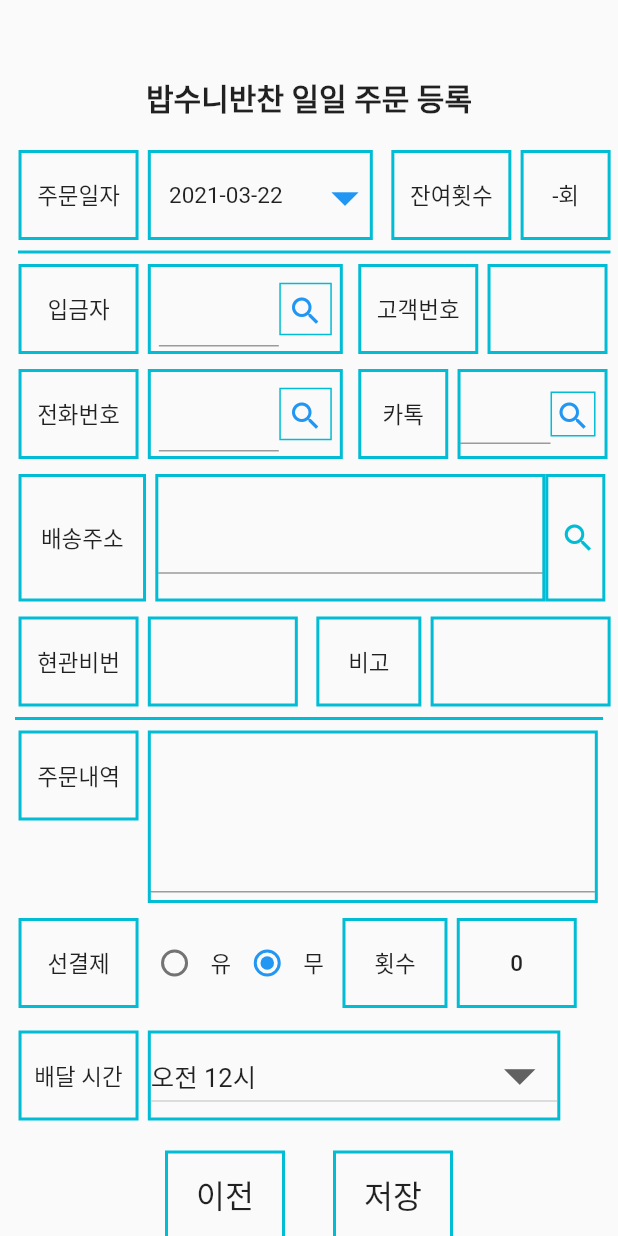
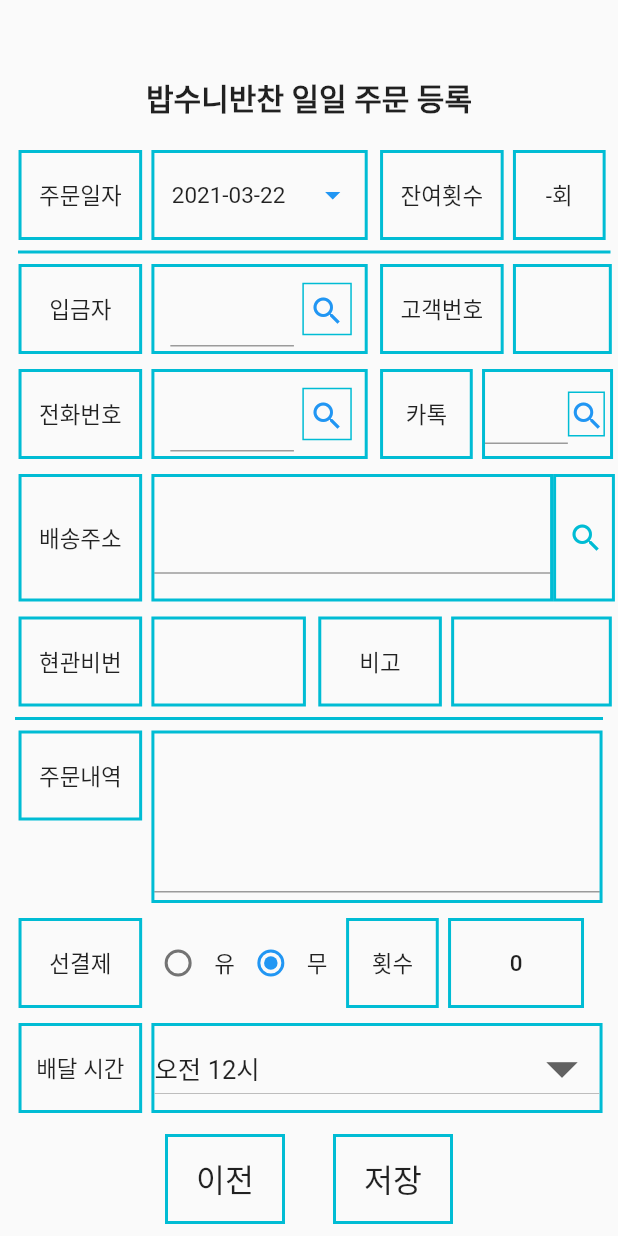
Before and after one commit to SeungGun/Babsooni, a Flutter app: the DailyOrderRegisterPage screen opened directly, on a phone screen of 412 x 824 dp. Run offline on Flutter 3.47's test engine with Material 2 defaults, Android fonts, the phone set to English and light mode, and no system bars; our stand-ins replace flutter_datetime_picker, pdf, printing, sqflite, table_calendar; missing offline and left inert: flutter_material_pickers; accounts and stored records are empty.

Commit message:
resize dailyorder page

```diff
--- a/lib/dailyorder_page.dart
+++ b/lib/dailyorder_page.dart
@@ -90,7 +90,7 @@ class _DailyOrderRegisterPageState extends State<DailyOrderRegisterPage> {
                   children: [
                     Padding(padding: EdgeInsets.only(left: size.width * 0.03)),
                     Container(
-                      width: 80,
+                      width: size.width * 0.2,
                       height: 60,
                       alignment: Alignment.center,
                       child: Text('주문일자'),
@@ -101,26 +101,25 @@ class _DailyOrderRegisterPageState extends State<DailyOrderRegisterPage> {
                       padding: EdgeInsets.only(left: size.width * 0.015),
                     ),
                     Container(
-                        width: 150,
+                        width: size.width * 0.35,
                         height: 60,
                         alignment: Alignment.center,
                         child: Row(
                           mainAxisAlignment: MainAxisAlignment.start,
                           children: [
                             Container(
-                              width: 100,
+                              width: size.width * 0.4 * 0.6,
                               height: 60,
                               alignment: Alignment.center,
                               child: Text(_selectedDate.trim()),
                             ),
                             Container(
-                              width: 30,
+                              width: size.width * 0.4 * 0.2,
                               height: 70,
                               child: IconButton(
                                   color: Colors.blue,
                                   icon: Icon(
                                     Icons.arrow_drop_down,
-                                    size: 43,
                                   ),
                                   onPressed: () {
                                     Future<DateTime> selectedDate =
@@ -156,10 +155,10 @@ class _DailyOrderRegisterPageState extends State<DailyOrderRegisterPage> {
                         decoration: BoxDecoration(
                             border: Border.all(width: 2, color: Colors.cyan))),
                     Padding(
-                      padding: EdgeInsets.only(left: size.width * 0.03),
+                      padding: EdgeInsets.only(left: size.width * 0.02),
                     ),
                     Container(
-                        width: 80,
+                        width: size.width * 0.2 ,
                         height: 60,
                         alignment: Alignment.center,
                         child: Text('잔여횟수'),
@@ -169,7 +168,7 @@ class _DailyOrderRegisterPageState extends State<DailyOrderRegisterPage> {
                       padding: EdgeInsets.only(left: size.width * 0.015),
                     ),
                     Container(
-                        width: 60,
+                        width: size.width * 0.15,
                         height: 60,
                         alignment: Alignment.center,
                         child: Text(
@@ -189,7 +188,7 @@ class _DailyOrderRegisterPageState extends State<DailyOrderRegisterPage> {
                   children: [
                     Padding(padding: EdgeInsets.only(left: size.width * 0.03)),
                     Container(
-                      width: 80,
+                      width: size.width * 0.2,
                       height: 60,
                       alignment: Alignment.center,
                       child: Text('입금자'),
@@ -200,7 +199,7 @@ class _DailyOrderRegisterPageState extends State<DailyOrderRegisterPage> {
                       padding: EdgeInsets.only(left: size.width * 0.015),
                     ),
                     Container(
-                        width: 130,
+                        width: size.width * 0.35,
                         height: 60,
                         alignment: Alignment.center,
                         child: Row(
@@ -208,7 +207,7 @@ class _DailyOrderRegisterPageState extends State<DailyOrderRegisterPage> {
                           children: [
                             Padding(padding: EdgeInsets.only(left: 5)),
                             Container(
-                              width: 80,
+                              width: size.width * 0.4 * 0.5,
                               height: 60,
                               alignment: Alignment.bottomCenter,
                               padding: EdgeInsets.only(bottom: 3),
@@ -218,7 +217,7 @@ class _DailyOrderRegisterPageState extends State<DailyOrderRegisterPage> {
                               ),
                             ),
                             Container(
-                                width: 35,
+                                width: size.width * 0.4 * 0.2,
                                 height: 35,
                                 alignment: Alignment.centerLeft,
                                 child: IconButton(
@@ -237,16 +236,16 @@ class _DailyOrderRegisterPageState extends State<DailyOrderRegisterPage> {
                                 decoration: BoxDecoration(
                                     border: Border.all(
                                         width: 1, color: Colors.cyan))),
-                            Padding(padding: EdgeInsets.only(right: 5))
+                            Padding(padding: EdgeInsets.only(right: 3))
                           ],
                         ),
                         decoration: BoxDecoration(
                             border: Border.all(width: 2, color: Colors.cyan))),
                     Padding(
-                      padding: EdgeInsets.only(left: size.width * 0.025),
+                      padding: EdgeInsets.only(left: size.width * 0.02),
                     ),
                     Container(
-                        width: 80,
+                        width: size.width * 0.2,
                         height: 60,
                         alignment: Alignment.center,
                         child: Text('고객번호'),
@@ -256,7 +255,7 @@ class _DailyOrderRegisterPageState extends State<DailyOrderRegisterPage> {
                       padding: EdgeInsets.only(left: size.width * 0.015),
                     ),
                     Container(
-                        width: 80,
+                        width: size.width * 0.16,
                         height: 60,
                         alignment: Alignment.center,
                         child: Text(initial_id),
@@ -270,7 +269,7 @@ class _DailyOrderRegisterPageState extends State<DailyOrderRegisterPage> {
                   children: [
                     Padding(padding: EdgeInsets.only(left: size.width * 0.03)),
                     Container(
-                      width: 80,
+                      width: size.width * 0.2,
                       height: 60,
                       alignment: Alignment.center,
                       child: Text('전화번호'),
@@ -279,7 +278,7 @@ class _DailyOrderRegisterPageState extends State<DailyOrderRegisterPage> {
                     ),
                     Padding(padding: EdgeInsets.only(left: size.width * 0.015)),
                     Container(
-                        width: 130,
+                        width: size.width * 0.35,
                         height: 60,
                         alignment: Alignment.center,
                         child: Row(
@@ -289,7 +288,7 @@ class _DailyOrderRegisterPageState extends State<DailyOrderRegisterPage> {
                             Container(
                                 alignment: Alignment.bottomCenter,
                                 padding: EdgeInsets.only(bottom: 3),
-                                width: 80,
+                                width: size.width * 0.4 * 0.5,
                                 height: 60,
                                 child: TextField(
                                   controller: _phoneStream,
@@ -298,7 +297,7 @@ class _DailyOrderRegisterPageState extends State<DailyOrderRegisterPage> {
                                   minLines: 1,
                                 )),
                             Container(
-                                width: 35,
+                                width: size.width * 0.4 * 0.2,
                                 height: 35,
                                 alignment: Alignment.centerLeft,
                                 child: IconButton(
@@ -317,14 +316,14 @@ class _DailyOrderRegisterPageState extends State<DailyOrderRegisterPage> {
                                 decoration: BoxDecoration(
                                     border: Border.all(
                                         width: 1, color: Colors.cyan))),
-                            Padding(padding: EdgeInsets.only(right: 5))
+                            Padding(padding: EdgeInsets.only(right: 3))
                           ],
                         ),
                         decoration: BoxDecoration(
                             border: Border.all(width: 2, color: Colors.cyan))),
-                    Padding(padding: EdgeInsets.only(left: size.width * 0.025)),
+                    Padding(padding: EdgeInsets.only(left: size.width * 0.02)),
                     Container(
-                        width: 60,
+                        width: size.width * 0.15,
                         height: 60,
                         alignment: Alignment.center,
                         child: Text('카톡'),
@@ -332,13 +331,13 @@ class _DailyOrderRegisterPageState extends State<DailyOrderRegisterPage> {
                             border: Border.all(width: 2, color: Colors.cyan))),
                     Padding(padding: EdgeInsets.only(left: size.width * 0.015)),
                     Container(
-                        width: 100,
+                        width: size.width * 0.212,
                         height: 60,
                         alignment: Alignment.center,
                         child: Row(
                           children: [
                             Container(
-                              width: 60,
+                              width: size.width * 0.2 * 0.67,
                               height: 60,
                               child: TextField(
                                 controller: _kakaoStream,
@@ -346,7 +345,7 @@ class _DailyOrderRegisterPageState extends State<DailyOrderRegisterPage> {
                               ),
                             ),
                             Container(
-                                width: 30,
+                                width: size.width * 0.2 * 0.3,
                                 height: 30,
                                 padding: EdgeInsets.only(bottom: 10),
                                 child: IconButton(
@@ -379,7 +378,7 @@ class _DailyOrderRegisterPageState extends State<DailyOrderRegisterPage> {
                   children: [
                     Padding(padding: EdgeInsets.only(left: size.width * 0.03)),
                     Container(
-                        width: 85,
+                        width: size.width * 0.2,
                         height: 85,
                         alignment: Alignment.center,
                         child: Text('배송주소'),
@@ -389,7 +388,7 @@ class _DailyOrderRegisterPageState extends State<DailyOrderRegisterPage> {
                     Row(
                       children: [
                         Container(
-                            width: 260,
+                            width: size.width * 0.65,
                             height: 85,
                             alignment: Alignment.center,
                             child: TextFormField(
@@ -402,7 +401,7 @@ class _DailyOrderRegisterPageState extends State<DailyOrderRegisterPage> {
                                 border:
                                     Border.all(width: 2, color: Colors.cyan))),
                         Container(
-                            width: 40,
+                            width: size.width * 0.1,
                             height: 85,
                             alignment: Alignment.centerLeft,
                             child: IconButton(
@@ -429,7 +428,7 @@ class _DailyOrderRegisterPageState extends State<DailyOrderRegisterPage> {
                   children: [
                     Padding(padding: EdgeInsets.only(left: size.width * 0.03)),
                     Container(
-                      width: 80,
+                      width: size.width * 0.2,
                       height: 60,
                       alignment: Alignment.center,
                       child: Text('현관비번'),
@@ -438,15 +437,15 @@ class _DailyOrderRegisterPageState extends State<DailyOrderRegisterPage> {
                     ),
                     Padding(padding: EdgeInsets.only(left: size.width * 0.015)),
                     Container(
-                        width: 100,
+                        width: size.width * 0.25,
                         height: 60,
                         alignment: Alignment.center,
                         child: Text(initial_password),
                         decoration: BoxDecoration(
                             border: Border.all(width: 2, color: Colors.cyan))),
-                    Padding(padding: EdgeInsets.only(left: size.width * 0.03)),
+                    Padding(padding: EdgeInsets.only(left: size.width * 0.02)),
                     Container(
-                        width: 70,
+                        width: size.width * 0.2,
                         height: 60,
                         alignment: Alignment.center,
                         child: Text('비고'),
@@ -454,7 +453,7 @@ class _DailyOrderRegisterPageState extends State<DailyOrderRegisterPage> {
                             border: Border.all(width: 2, color: Colors.cyan))),
                     Padding(padding: EdgeInsets.only(left: size.width * 0.015)),
                     Container(
-                        width: 120,
+                        width: size.width * 0.26,
                         height: 60,
                         alignment: Alignment.center,
                         child: Text(initial_remark),
@@ -473,7 +472,7 @@ class _DailyOrderRegisterPageState extends State<DailyOrderRegisterPage> {
                   children: [
                     Padding(padding: EdgeInsets.only(left: size.width * 0.03)),
                     Container(
-                      width: 80,
+                      width: size.width * 0.2,
                       height: 60,
                       alignment: Alignment.center,
                       child: Text('주문내역'),
@@ -482,7 +481,7 @@ class _DailyOrderRegisterPageState extends State<DailyOrderRegisterPage> {
                     ),
                     Padding(padding: EdgeInsets.only(left: size.width * 0.015)),
                     Container(
-                      width: 300,
+                      width: size.width * 0.73,
                       height: 115,
                       alignment: Alignment.bottomCenter,
                       padding: EdgeInsets.only(bottom: 5),
@@ -502,7 +501,7 @@ class _DailyOrderRegisterPageState extends State<DailyOrderRegisterPage> {
                   children: [
                     Padding(padding: EdgeInsets.only(left: size.width * 0.03)),
                     Container(
-                      width: 80,
+                      width: size.width * 0.2,
                       height: 60,
                       alignment: Alignment.center,
                       child: Text('선결제'),
@@ -531,7 +530,7 @@ class _DailyOrderRegisterPageState extends State<DailyOrderRegisterPage> {
                     Text('무'),
                     Padding(padding: EdgeInsets.only(left: size.width * 0.03)),
                     Container(
-                        width: 70,
+                        width: size.width * 0.15,
                         height: 60,
                         alignment: Alignment.center,
                         child: Text('횟수'),
@@ -539,7 +538,7 @@ class _DailyOrderRegisterPageState extends State<DailyOrderRegisterPage> {
                             border: Border.all(width: 2, color: Colors.cyan))),
                     Padding(padding: EdgeInsets.only(left: size.width * 0.015)),
                     Container(
-                        width: 80,
+                        width: size.width * 0.22,
                         height: 60,
                         padding: EdgeInsets.symmetric(horizontal: 10),
                         alignment: Alignment.center,
@@ -569,14 +568,14 @@ class _DailyOrderRegisterPageState extends State<DailyOrderRegisterPage> {
                   ],
                 ),
                 Padding(
-                  padding: EdgeInsets.only(top: 15),
+                  padding: EdgeInsets.only(top: 10),
                 ),
                 Row(
                   crossAxisAlignment: CrossAxisAlignment.start,
                   children: [
                     Padding(padding: EdgeInsets.only(left: size.width * 0.03)),
                     Container(
-                      width: 80,
+                      width: size.width * 0.2,
                       height: 60,
                       alignment: Alignment.center,
                       child: Text('배달 시간'),
@@ -585,7 +584,7 @@ class _DailyOrderRegisterPageState extends State<DailyOrderRegisterPage> {
                     ),
                     Padding(padding: EdgeInsets.only(left: size.width * 0.015)),
                     Container(
-                      width: 275,
+                      width: size.width * 0.73,
                       height: 60,
                       alignment: Alignment.center,
                       child: DropdownButton(
@@ -610,7 +609,7 @@ class _DailyOrderRegisterPageState extends State<DailyOrderRegisterPage> {
                     ),
                   ],
                 ),
-                Padding(padding: EdgeInsets.symmetric(vertical: 10)),
+                Padding(padding: EdgeInsets.symmetric(vertical: 7)),
 
                 Row(
                   mainAxisAlignment: MainAxisAlignment.center,
```
Also changed, not shown: pubspec.lock, 5 other files.
